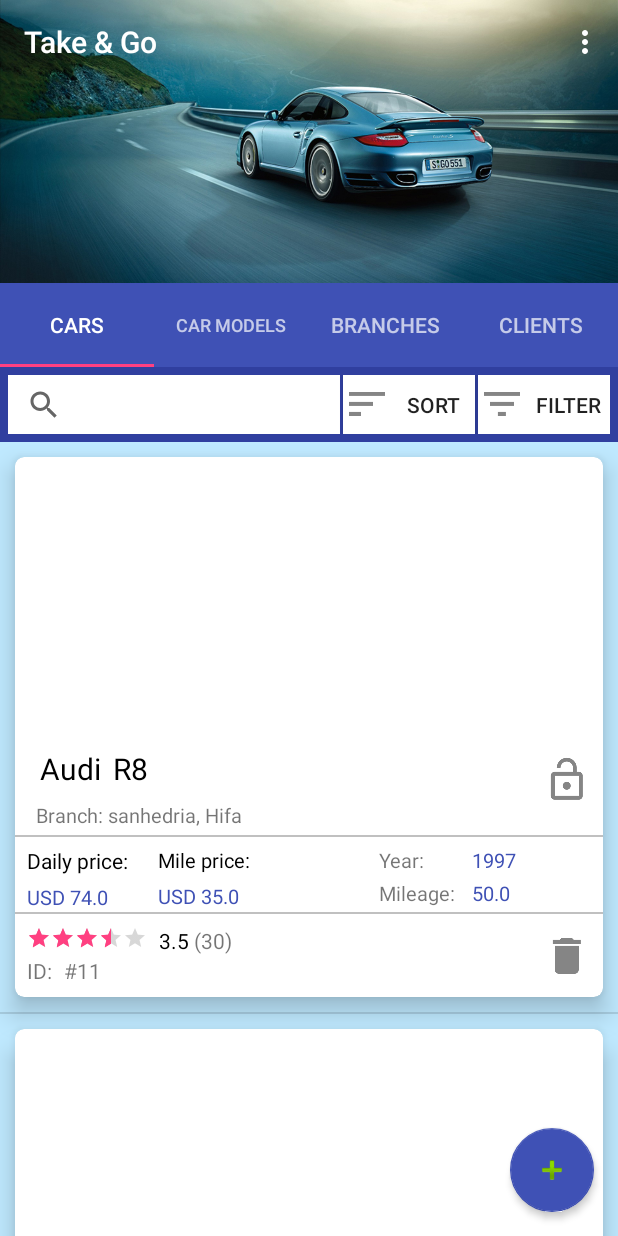
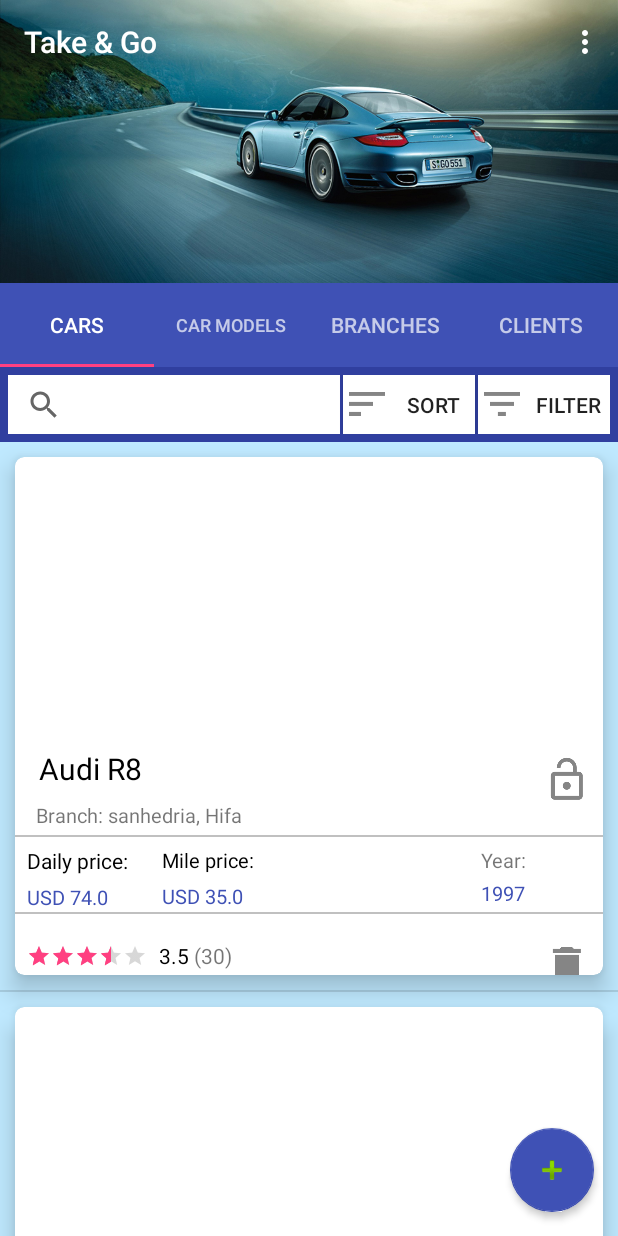
Before and after one commit to megoan/MyApplication2, an Android app: the screen it shows after launch (MainActivity), on a phone screen of 412 x 824 dp. Run offline under Robolectric (Android 15) with nearby library versions, the phone set to English and light mode, and no system bars; 3 statements that could not run were skipped.

Commit message:
update:5/11/17 16:12

```diff
--- a/app/src/main/java/com/example/shmuel/myapplication/PageAdapter.java
+++ b/app/src/main/java/com/example/shmuel/myapplication/PageAdapter.java
@@ -17,7 +17,7 @@ import java.util.Map;
  * Created by shmuel on 22/10/2017.
  */
 
-public class PageAdapter extends FragmentStatePagerAdapter {
+public class PageAdapter extends FragmentPagerAdapter {
     public PageAdapter(FragmentManager fm) {
         super(fm);
     }
--- a/app/src/main/java/com/example/shmuel/myapplication/cars/CarRecyclerViewAdapter.java
+++ b/app/src/main/java/com/example/shmuel/myapplication/cars/CarRecyclerViewAdapter.java
@@ -54,17 +54,17 @@ public class CarRecyclerViewAdapter extends RecyclerView.Adapter<CarRecyclerView
         Drawable drawable= ContextCompat.getDrawable(mContext, defaultImage);
         holder.imageView.setImageDrawable(drawable);
         holder.branch.setText("Branch: "+carAddress.getStreet()+", "+carAddress.getCity());
-        holder.carNumber.setText("#"+String.valueOf(car.getCarNum()));
+        //holder.carNumber.setText("#"+String.valueOf(car.getCarNum()));
 
         holder.carYear.setText(String.valueOf(car.getYear()));
 
         //holder.city.setText(carAddress.getCity());
-        holder.carModel.setText(carModel.getCarModelName());
-        holder.companyName.setText(carModel.getCompanyName());
+        //holder.carModel.setText(carModel.getCarModelName());
+        holder.companyName.setText(carModel.getCompanyName()+" "+carModel.getCarModelName());
 
         //holder.street.setText(carAddress.getStreet());
 
-        holder.milage.setText(String.valueOf(car.getMileage()));
+        //holder.milage.setText(String.valueOf(car.getMileage()));
         holder.dailyPrice.setText("USD "+String.valueOf(car.getOneDayCost()));
         holder.milePrice.setText("USD "+String.valueOf(car.getOneKilometerCost()));
 
@@ -91,12 +91,12 @@ public class CarRecyclerViewAdapter extends RecyclerView.Adapter<CarRecyclerView
 
     static class ViewHolder extends RecyclerView.ViewHolder {
         TextView companyName;
-        TextView carModel;
-        TextView carNumber;
+        //TextView carModel;
+        //TextView carNumber;
         TextView carYear;
         TextView city;
         TextView street;
-        TextView milage;
+        //TextView milage;
         TextView dailyPrice;
         TextView milePrice;
         ImageView imageView;
@@ -112,13 +112,13 @@ public class CarRecyclerViewAdapter extends RecyclerView.Adapter<CarRecyclerView
             imageView=(ImageView)itemView.findViewById(R.id.carModelCardImage);
 
             companyName=(TextView)itemView.findViewById(R.id.carModelCardCompany);
-            carModel=(TextView)itemView.findViewById(R.id.carModelCardModelName);
-            carNumber=(TextView)itemView.findViewById(R.id.carCardId);
+            //carModel=(TextView)itemView.findViewById(R.id.carModelCardModelName);
+            //carNumber=(TextView)itemView.findViewById(R.id.carCardId);
             branch=(TextView)itemView.findViewById(R.id.carCardBranch);
             carYear=(TextView)itemView.findViewById(R.id.carCardYear);
             //city=(TextView)itemView.findViewById(R.id.carCardCity);
            // street=(TextView)itemView.findViewById(R.id.carCardStreet);
-            milage=(TextView)itemView.findViewById(R.id.carCardMilage);
+            //milage=(TextView)itemView.findViewById(R.id.carCardMilage);
             dailyPrice=(TextView)itemView.findViewById(R.id.carCardDayPrice);
             milePrice=(TextView)itemView.findViewById(R.id.carCardMilePrice);
 
--- a/app/src/main/res/layout/car_card_layout.xml
+++ b/app/src/main/res/layout/car_card_layout.xml
@@ -4,7 +4,7 @@
     xmlns:app="http://schemas.android.com/apk/res-auto"
     xmlns:tools="http://schemas.android.com/tools"
     android:layout_width="match_parent"
-    android:layout_height="360dp"
+    android:layout_height="345dp"
     app:cardElevation="10dp"
     app:cardCornerRadius="6dp"
     android:layout_margin="10dp"
@@ -37,37 +37,15 @@
             android:layout_width="wrap_content"
             android:layout_height="wrap_content"
             android:layout_marginBottom="8dp"
-            android:layout_marginEnd="8dp"
             android:layout_marginLeft="8dp"
             android:layout_marginRight="8dp"
-            android:layout_marginStart="8dp"
             android:layout_marginTop="6dp"
-            android:text="Ferrari"
+            android:text="Ferrari 812 superfast"
             android:textColor="@color/black"
             android:textSize="20sp"
             app:layout_constraintBottom_toBottomOf="parent"
             app:layout_constraintHorizontal_bias="0.025"
             app:layout_constraintLeft_toLeftOf="parent"
-            app:layout_constraintRight_toRightOf="parent"
-            app:layout_constraintTop_toBottomOf="@+id/carModelCardImage"
-            app:layout_constraintVertical_bias="0.0" />
-
-        <TextView
-            android:id="@+id/carModelCardModelName"
-            android:layout_width="wrap_content"
-            android:layout_height="wrap_content"
-            android:layout_marginBottom="8dp"
-            android:layout_marginEnd="8dp"
-            android:layout_marginLeft="8dp"
-            android:layout_marginRight="8dp"
-            android:layout_marginStart="8dp"
-            android:layout_marginTop="6dp"
-            android:text="812 superfast"
-            android:textColor="@color/black"
-            android:textSize="20sp"
-            app:layout_constraintBottom_toBottomOf="parent"
-            app:layout_constraintHorizontal_bias="0.0"
-            app:layout_constraintLeft_toRightOf="@+id/carModelCardCompany"
             app:layout_constraintRight_toRightOf="parent"
             app:layout_constraintTop_toBottomOf="@+id/carModelCardImage"
             app:layout_constraintVertical_bias="0.0" />
@@ -162,16 +140,14 @@
                 android:layout_width="wrap_content"
                 android:layout_height="wrap_content"
                 android:layout_marginBottom="8dp"
-                android:layout_marginEnd="8dp"
                 android:layout_marginLeft="4dp"
                 android:layout_marginRight="8dp"
-                android:layout_marginStart="4dp"
                 android:layout_marginTop="6dp"
                 android:text="Mile price:"
                 android:textColor="@color/black"
                 android:textSize="13sp"
                 app:layout_constraintBottom_toBottomOf="parent"
-                app:layout_constraintHorizontal_bias="0.067"
+                app:layout_constraintHorizontal_bias="0.077"
                 app:layout_constraintLeft_toRightOf="@+id/spinner"
                 app:layout_constraintRight_toRightOf="parent"
                 app:layout_constraintTop_toTopOf="parent"
@@ -215,34 +191,35 @@
                 app:layout_constraintTop_toBottomOf="@+id/spinner"
                 app:layout_constraintVertical_bias="0.0" />
 
-             <TextView
+            <TextView
                 android:id="@+id/textView9"
                 android:layout_width="wrap_content"
                 android:layout_height="wrap_content"
                 android:layout_marginBottom="8dp"
-                android:layout_marginEnd="8dp"
                 android:layout_marginLeft="4dp"
                 android:layout_marginRight="8dp"
-                android:layout_marginStart="4dp"
                 android:layout_marginTop="6dp"
                 android:text="Year:"
                 android:textSize="13sp"
                 app:layout_constraintBottom_toBottomOf="parent"
-                app:layout_constraintHorizontal_bias="0.426"
+                app:layout_constraintHorizontal_bias="0.777"
                 app:layout_constraintLeft_toRightOf="@+id/textView6"
                 app:layout_constraintRight_toRightOf="parent"
                 app:layout_constraintTop_toTopOf="parent"
                 app:layout_constraintVertical_bias="0.0" />
 
+
+
             <TextView
-                android:id="@+id/textView10"
+                android:id="@+id/carCardYear"
                 android:layout_width="wrap_content"
                 android:layout_height="wrap_content"
                 android:layout_marginBottom="8dp"
                 android:layout_marginEnd="8dp"
                 android:layout_marginRight="8dp"
                 android:layout_marginTop="8dp"
-                android:text="Mileage:"
+                android:textColor="@color/colorPrimary"
+                android:text="5555"
                 android:textSize="13sp"
                 app:layout_constraintBottom_toBottomOf="parent"
                 app:layout_constraintHorizontal_bias="0.0"
@@ -250,44 +227,7 @@
                 app:layout_constraintRight_toRightOf="parent"
                 app:layout_constraintTop_toBottomOf="@+id/textView9" />
 
-            <TextView
-                android:id="@+id/carCardYear"
-                android:layout_width="30dp"
-                android:layout_height="wrap_content"
-                android:layout_marginBottom="8dp"
-                android:layout_marginEnd="8dp"
-                android:layout_marginLeft="8dp"
-                android:layout_marginRight="8dp"
-                android:layout_marginStart="4dp"
-                android:layout_marginTop="6dp"
-                android:text="5555"
-                android:textColor="@color/colorPrimary"
-                android:textSize="13sp"
-                app:layout_constraintBottom_toBottomOf="parent"
-                app:layout_constraintHorizontal_bias="0.359"
-                app:layout_constraintLeft_toRightOf="@+id/textView9"
-                app:layout_constraintRight_toRightOf="parent"
-                app:layout_constraintTop_toTopOf="parent"
-                app:layout_constraintVertical_bias="0.0" />
 
-            <TextView
-                android:id="@+id/carCardMilage"
-                android:layout_width="50dp"
-                android:layout_height="wrap_content"
-                android:layout_marginBottom="8dp"
-                android:layout_marginEnd="8dp"
-                android:layout_marginLeft="0dp"
-                android:layout_marginRight="8dp"
-                android:layout_marginStart="0dp"
-                android:layout_marginTop="8dp"
-                android:text="50"
-                android:textColor="@color/colorPrimary"
-                android:textSize="13sp"
-                app:layout_constraintBottom_toBottomOf="parent"
-                app:layout_constraintHorizontal_bias="0.0"
-                app:layout_constraintLeft_toLeftOf="@+id/carCardYear"
-                app:layout_constraintRight_toRightOf="parent"
-                app:layout_constraintTop_toBottomOf="@+id/textView9" />
 
         </android.support.constraint.ConstraintLayout>
 
@@ -325,7 +265,7 @@
                 android:layout_marginLeft="8dp"
                 android:layout_marginRight="8dp"
                 android:layout_marginStart="8dp"
-                android:layout_marginTop="8dp"
+                android:layout_marginTop="20dp"
                 android:clickable="false"
                 android:numStars="5"
                 android:rating="3.5"
@@ -347,7 +287,7 @@
                 android:layout_marginLeft="8dp"
                 android:layout_marginRight="8dp"
                 android:layout_marginStart="8dp"
-                android:layout_marginTop="8dp"
+                android:layout_marginTop="18dp"
                 android:text="3.5"
                 android:textColor="@color/black"
                 app:layout_constraintBottom_toBottomOf="parent"
@@ -366,7 +306,7 @@
                 android:layout_marginLeft="3dp"
                 android:layout_marginRight="8dp"
                 android:layout_marginStart="3dp"
-                android:layout_marginTop="8dp"
+                android:layout_marginTop="18dp"
                 android:text="(51)"
                 app:layout_constraintBottom_toBottomOf="parent"
                 app:layout_constraintHorizontal_bias="0.0"
@@ -384,7 +324,7 @@
                 android:layout_marginLeft="8dp"
                 android:layout_marginRight="8dp"
                 android:layout_marginStart="8dp"
-                android:layout_marginTop="8dp"
+                android:layout_marginTop="20dp"
                 android:background="@android:color/transparent"
                 android:src="@drawable/ic_delete_car"
                 app:layout_constraintBottom_toBottomOf="parent"
@@ -393,7 +333,7 @@
                 app:layout_constraintRight_toRightOf="parent"
                 app:layout_constraintTop_toTopOf="parent" />
 
-            <TextView
+            <!-- <TextView
                 android:id="@+id/carCardTextId"
                 android:layout_width="wrap_content"
                 android:layout_height="wrap_content"
@@ -425,7 +365,7 @@
                 app:layout_constraintLeft_toRightOf="@+id/carCardTextId"
                 app:layout_constraintRight_toRightOf="parent"
                 app:layout_constraintTop_toBottomOf="@+id/carCardratingBar"
-                app:layout_constraintVertical_bias="1.0" />
+                app:layout_constraintVertical_bias="1.0" />-->
         </android.support.constraint.ConstraintLayout>
 
     </android.support.constraint.ConstraintLayout>
```
